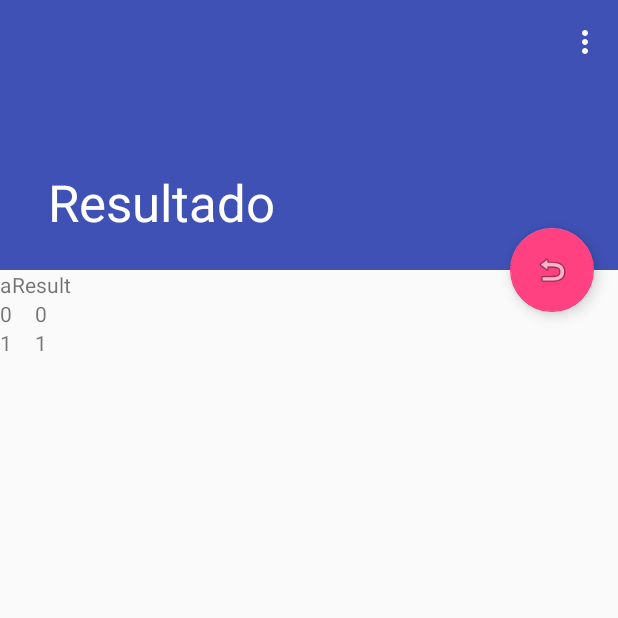
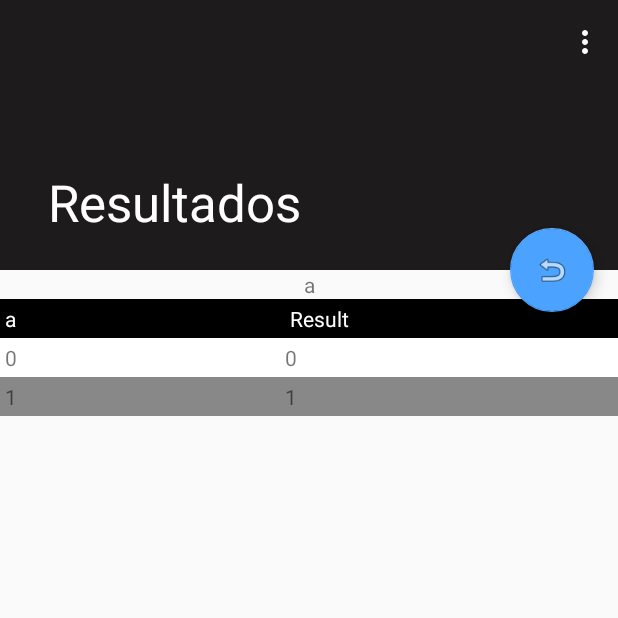
Before and after one commit to VirtualEvan/boolecuit, an Android app: the screen it shows after launch (TableActivity), after a tap on "EVALUAR", on a phone screen of 412 x 824 dp, the top half of it. Run offline under Robolectric (Android 15) with nearby library versions, the light colour scheme and no system bars; 1 other tap on this screen came first.

Commit message:
SQL, onpause-onresume, TableLayout ...

```diff
--- a/app/src/main/AndroidManifest.xml
+++ b/app/src/main/AndroidManifest.xml
@@ -17,7 +17,7 @@
         </activity>
         <activity
             android:name=".view.TableActivity"
-            android:label="@string/title_activity_table"
+            android:label="@string/table_title"
             android:theme="@style/AppTheme.NoActionBar">
         </activity>
     </application>
--- a/app/src/main/java/com/virtualevan/boolecuit/core/SqlIO.java
+++ b/app/src/main/java/com/virtualevan/boolecuit/core/SqlIO.java
@@ -4,6 +4,8 @@ import android.content.Context;
 import android.database.sqlite.SQLiteDatabase;
 import android.database.sqlite.SQLiteOpenHelper;
 import android.util.Log;
+
+import java.util.List;
 
 /**
  * Created by VirtualEvan on 29/11/2016.
@@ -47,4 +49,19 @@ public class SqlIO extends SQLiteOpenHelper{
         }
         this.onCreate( db );
     }
+
+    public void onInsert(SQLiteDatabase db, List<String> expressions){
+        try {
+            db.beginTransaction();
+                db.execSQL( "DELETE FROM history" );
+                for(int i=0; i<expressions.size(); i++){
+                    db.execSQL( "INSERT INTO history "+expressions.get(i) );
+                }
+            db.setTransactionSuccessful();
+        } finally {
+            db.endTransaction();
+        }
+
+    }
+
 }
--- a/app/src/main/java/com/virtualevan/boolecuit/view/MainActivity.java
+++ b/app/src/main/java/com/virtualevan/boolecuit/view/MainActivity.java
@@ -1,27 +1,40 @@
 package com.virtualevan.boolecuit.view;
 
+
+import android.content.Context;
 import android.content.Intent;
+import android.content.SharedPreferences;
+import android.database.sqlite.SQLiteDatabase;
 import android.support.v7.app.AppCompatActivity;
 import android.os.Bundle;
+import android.view.Menu;
+import android.view.MenuItem;
 import android.view.View;
 import android.widget.Button;
 import android.widget.EditText;
-import android.widget.TableLayout;
 
 import com.virtualevan.boolecuit.R;
 import com.virtualevan.boolecuit.core.SqlIO;
 
+import java.util.LinkedList;
+import java.util.List;
+
 
 public class MainActivity extends AppCompatActivity {
-    private SqlIO db;
+    private static SqlIO db;
+    private static SQLiteDatabase dbWrite;
+    private static SQLiteDatabase dbRead;
+    private List<String> expressions;
 
     @Override
     protected void onCreate(Bundle savedInstanceState) {
         super.onCreate(savedInstanceState);
         setContentView(R.layout.activity_main);
         db = new SqlIO( this.getApplicationContext() );
+        dbWrite = db.getWritableDatabase();
+        dbRead = db.getReadableDatabase();
+        expressions = new LinkedList<>();
 
-        final TableLayout ly_table = (TableLayout) findViewById(R.id.ly_table);
         Button bt_a = (Button) this.findViewById( R.id.bt_a);
         Button bt_b = (Button) this.findViewById( R.id.bt_b);
         Button bt_c = (Button) this.findViewById( R.id.bt_c);
@@ -162,8 +175,70 @@ public class MainActivity extends AppCompatActivity {
 
     }
 
-    public SqlIO getDb(){
+    @Override
+    public void onResume()
+    {
+        super.onResume();
+
+        SharedPreferences prefs = this.getPreferences( Context.MODE_PRIVATE );
+        String expr = prefs.getString( "expr", "" );
+
+
+        final EditText ed_expression = (EditText) this.findViewById( R.id.ed_expresion );
+
+        ed_expression.setText( expr );
+        invalidateOptionsMenu();
+    }
+
+
+    @Override
+    public void onPause()
+    {
+        super.onPause();
+
+        SharedPreferences.Editor edit = this.getPreferences( Context.MODE_PRIVATE ).edit();
+        final EditText ed_expression = (EditText) this.findViewById( R.id.ed_expresion );
+
+        edit.putString( "expr", ed_expression.getText().toString() );
+        edit.apply();
+    }
+
+    @Override
+    public boolean onCreateOptionsMenu(Menu menu)
+    {
+        menu.clear();
+        expressions = new LinkedList<>();
+        this.expressions = TableActivity.onRead( db.getReadableDatabase(), expressions );
+        for(int i = 0; i<expressions.size(); i++){
+            menu.add(0, i, 0, expressions.get(i));
+        }
+        super.onCreateOptionsMenu( menu );
+        this.getMenuInflater().inflate( R.menu.menu_table, menu );
+        return true;
+    }
+
+
+    @Override
+    public boolean onOptionsItemSelected(MenuItem menuItem)
+    {
+        Intent tableActivityIntent = new Intent( MainActivity.this, TableActivity.class );
+        tableActivityIntent.putExtra( "expression", menuItem.getTitle().toString() );
+
+        startActivity( tableActivityIntent );
+
+        return true;
+    }
+
+    public static SqlIO getDb(){
         return db;
     }
 
+    public static SQLiteDatabase getReadable(){
+        return dbRead;
+    }
+
+    public static SQLiteDatabase getWritable(){
+        return dbWrite;
+    }
+
 }
--- a/app/src/main/java/com/virtualevan/boolecuit/view/TableActivity.java
+++ b/app/src/main/java/com/virtualevan/boolecuit/view/TableActivity.java
@@ -1,11 +1,15 @@
 package com.virtualevan.boolecuit.view;
 
+import android.database.Cursor;
+import android.database.sqlite.SQLiteDatabase;
+import android.graphics.Color;
 import android.os.Bundle;
 import android.support.design.widget.FloatingActionButton;
 import android.support.v7.app.AppCompatActivity;
 import android.support.v7.widget.Toolbar;
 import android.view.Gravity;
 import android.view.Menu;
+import android.view.MenuItem;
 import android.view.View;
 import android.widget.TableLayout;
 import android.widget.TableRow;
@@ -14,17 +18,27 @@ import android.widget.Toast;
 
 import com.virtualevan.boolecuit.R;
 import com.virtualevan.boolecuit.core.Logic;
+import com.virtualevan.boolecuit.core.SqlIO;
 
 import org.mozilla.javascript.EcmaError;
 import org.mozilla.javascript.EvaluatorException;
 
 import java.util.DuplicateFormatFlagsException;
 import java.util.LinkedHashMap;
+import java.util.LinkedList;
+import java.util.List;
 import java.util.Map;
 import java.util.regex.Matcher;
 import java.util.regex.Pattern;
 
+
 public class TableActivity extends AppCompatActivity {
+    private SqlIO sqlDb;
+    private SQLiteDatabase dbWrite;
+    private SQLiteDatabase dbRead;
+
+
+    private List<String> expressions = new LinkedList();
 
     @Override
     protected void onCreate(Bundle savedInstanceState) {
@@ -32,7 +46,11 @@ public class TableActivity extends AppCompatActivity {
         setContentView(R.layout.activity_table);
         Toolbar toolbar = (Toolbar) findViewById(R.id.toolbar);
         setSupportActionBar(toolbar);
+        sqlDb = MainActivity.getDb();
+        dbWrite = MainActivity.getWritable();
+        dbRead = MainActivity.getReadable();
 
+        TextView lbl_expression_table = (TextView) findViewById( R.id.lbl_expression_table );
         FloatingActionButton fab = (FloatingActionButton) findViewById(R.id.fab);
         fab.setOnClickListener(new View.OnClickListener() {
             @Override
@@ -43,8 +61,17 @@ public class TableActivity extends AppCompatActivity {
         String expression = getIntent().getExtras().getString("expression");
 
         try {
+            lbl_expression_table.setText( expression );
+
             evaluar( expression );
+            expressions = onRead( dbRead, expressions );
 
+            if (expressions.size() >= 5){
+                expressions.remove(0);
+            }
+            expressions.add(expression);
+
+            onWrite( dbWrite, expressions );
         }
         catch ( DuplicateFormatFlagsException | EvaluatorException | EcmaError ex) {
             if ( expression.equals("") ) {
@@ -61,11 +88,22 @@ public class TableActivity extends AppCompatActivity {
     @Override
     public boolean onCreateOptionsMenu(Menu menu)
     {
-        menu.add(0, 0, 0, "Opcion1");
-        menu.add(0, 1, 0, "Opcion2");
-        menu.add(0, 2, 0, "Opcion3");
+        for(int i = 0; i<expressions.size(); i++){
+            menu.add(0, i, 0, expressions.get(i));
+        }
         super.onCreateOptionsMenu( menu );
         this.getMenuInflater().inflate( R.menu.menu_table, menu );
+        return true;
+    }
+
+    @Override
+    public boolean onOptionsItemSelected(MenuItem menuItem)
+    {
+        TextView lbl_expression_table = (TextView) findViewById( R.id.lbl_expression_table );
+        lbl_expression_table.setText( menuItem.getTitle().toString() );
+
+        this.evaluar( menuItem.getTitle().toString() );
+
         return true;
     }
 
@@ -88,15 +126,18 @@ public class TableActivity extends AppCompatActivity {
 
         //Table header
         TableRow tbrow_head = new TableRow(this);
+        tbrow_head.setBackgroundColor(Color.BLACK);
         for (String key: mapaVariables.keySet()) {
             TextView var_header = new TextView(this);
-            //var.setGravity(Gravity.CENTER);
+            var_header.setTextColor(Color.WHITE);
+            var_header.setPadding(5, 5, 5, 5);
             var_header.setText( key );
             tbrow_head.addView(var_header);
         }
         TextView result_header = new TextView(this);
-        result_header.setGravity(Gravity.CENTER);
         result_header.setText( "Result" );
+        result_header.setTextColor(Color.WHITE);
+        result_header.setPadding(5, 5, 5, 5);
         tbrow_head.addView(result_header);
 
         ly_table.addView(tbrow_head);
@@ -106,23 +147,47 @@ public class TableActivity extends AppCompatActivity {
             auxFormato = String.format("%0"+mapaVariables.size()+"d", Integer.parseInt(auxBinario));
             valoresBinarios = auxFormato.toCharArray();
             TableRow tbrow_data = new TableRow(this);
+            if(i%2 != 0){
+                tbrow_data.setBackgroundColor(Color.GRAY);
+            }
+            else{
+                tbrow_data.setBackgroundColor(Color.WHITE);
+            }
             for (int j = 0; j < valoresBinarios.length; j++){
                 mapaVariables.put(mapaVariables.keySet().toArray()[j].toString(), Character.getNumericValue(valoresBinarios[j]));
 
                 TextView var = new TextView(this);
-                var.setGravity(Gravity.CENTER);
+                var.setPadding(5, 5, 5, 5);
                 var.setText( String.valueOf(valoresBinarios[j]) );
                 tbrow_data.addView(var);
 
             }
             TextView result = new TextView(this);
-            result.setGravity(Gravity.CENTER);
             result.setText( Logic.calc( expresion, mapaVariables ) );
             tbrow_data.addView(result);
 
             ly_table.addView(tbrow_data);
         }
+    }
 
+    public static List<String> onRead( SQLiteDatabase dbRead, List<String> expressions ){
+        Cursor expressionsCursor = dbRead.rawQuery( "SELECT expression FROM history", null );
 
+        if ( expressionsCursor.moveToFirst() ) {
+            do {
+                expressions.add(expressionsCursor.getString( 0 ));
+            } while ( expressionsCursor.moveToNext() );
+            expressionsCursor.close();
+        }
+        return expressions;
+    }
+
+    public static void onWrite( SQLiteDatabase dbWrite, List<String> expressions ){
+        dbWrite.execSQL( "DELETE FROM history" );
+
+        for (int i=0; i<expressions.size(); i++){
+            dbWrite.execSQL( "INSERT INTO history(expression) VALUES( ? )",
+            new String[]{ expressions.get(i) } );
+        }
     }
 }
--- a/app/src/main/res/layout/activity_main.xml
+++ b/app/src/main/res/layout/activity_main.xml
@@ -27,7 +27,7 @@
                 android:text="Expresión Regular"
                 android:layout_width="match_parent"
                 android:layout_height="wrap_content"
-                android:id="@+id/lbl_expresion"
+                android:id="@+id/lbl_expression"
                 android:gravity="center_horizontal" />
 
             <EditText
@@ -36,7 +36,8 @@
                 android:inputType="textPersonName"
                 android:ems="10"
                 android:id="@+id/ed_expresion"
-                android:enabled="false" />
+                android:enabled="false"
+                android:maxEms="4"/>
 
         </LinearLayout>
 
--- a/app/src/main/res/layout/content_table.xml
+++ b/app/src/main/res/layout/content_table.xml
@@ -13,10 +13,17 @@
         android:layout_width="match_parent"
         android:layout_height="wrap_content">
 
+        <TextView
+            android:layout_width="match_parent"
+            android:layout_height="wrap_content"
+            android:id="@+id/lbl_expression_table"
+            android:gravity="center_horizontal" />
+
         <TableLayout
             android:layout_width="match_parent"
-            android:layout_height="match_parent"
-            android:id="@+id/ly_table">
+            android:layout_height="wrap_content"
+            android:id="@+id/ly_table"
+            android:stretchColumns="*">
 
         </TableLayout>
     </LinearLayout>
--- a/app/src/main/res/values/colors.xml
+++ b/app/src/main/res/values/colors.xml
@@ -1,6 +1,6 @@
 <?xml version="1.0" encoding="utf-8"?>
 <resources>
-    <color name="colorPrimary">#3F51B5</color>
-    <color name="colorPrimaryDark">#303F9F</color>
-    <color name="colorAccent">#FF4081</color>
+    <color name="colorPrimary">#1d1b1b</color>
+    <color name="colorPrimaryDark">#131111</color>
+    <color name="colorAccent">#4ca3ff</color>
 </resources>
--- a/app/src/main/res/values/strings.xml
+++ b/app/src/main/res/values/strings.xml
@@ -1,5 +1,5 @@
 <resources>
     <string name="app_name">Boolecuit</string>
-    <string name="title_activity_table">Resultado</string>
+    <string name="table_title">Resultados</string>
     <string name="action_history">History</string>
 </resources>
--- a/build.gradle
+++ b/build.gradle
@@ -5,7 +5,7 @@ buildscript {
         jcenter()
     }
     dependencies {
-        classpath 'com.android.tools.build:gradle:2.2.2'
+        classpath 'com.android.tools.build:gradle:2.2.3'
 
         // NOTE: Do not place your application dependencies here; they belong
         // in the individual module build.gradle files
```
